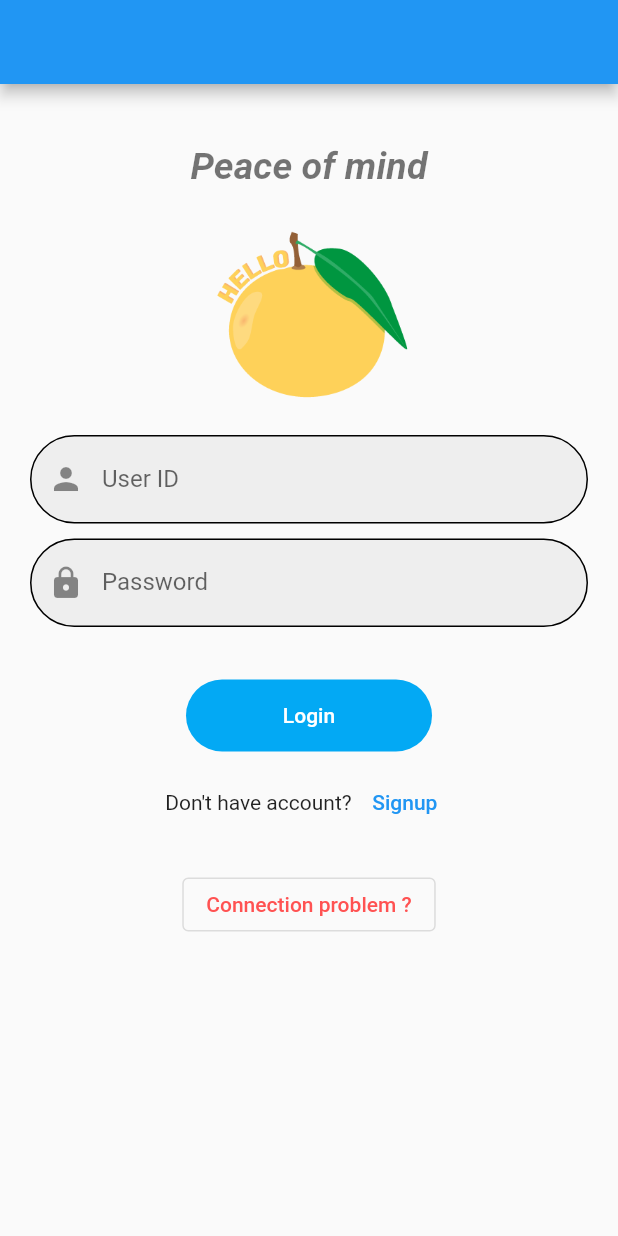
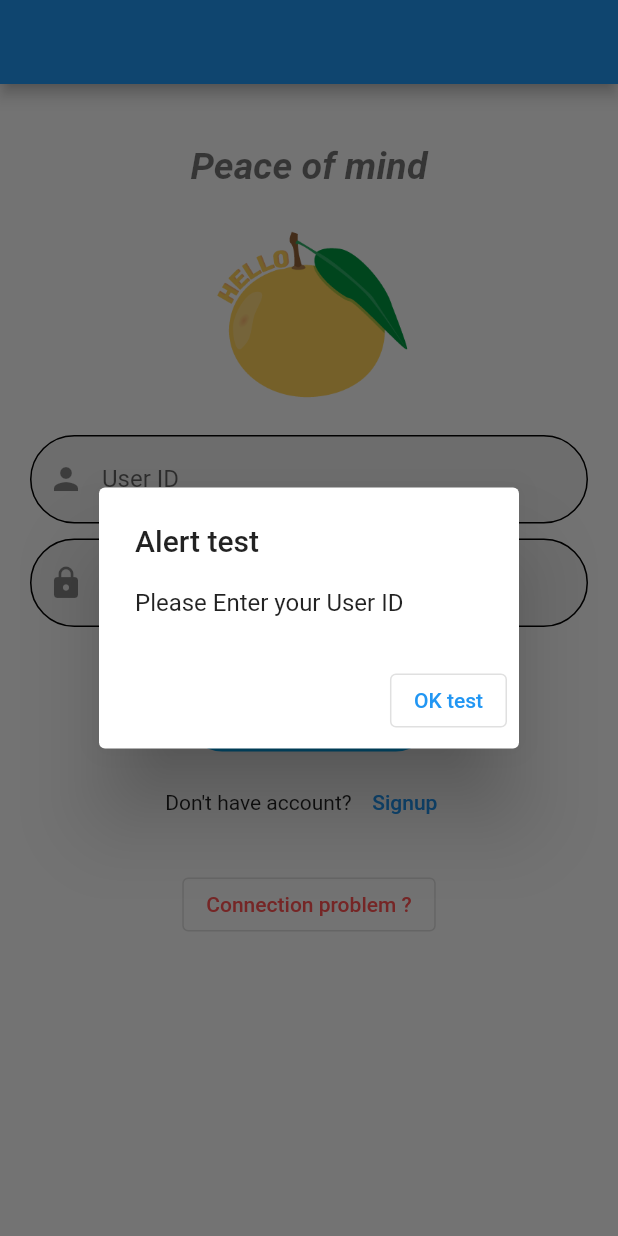
Before and after one commit to ikhlass-hajjam/authentification, a Flutter app: the screen it shows after launch, after a tap on "Login", on a phone screen of 412 x 824 dp. Run offline on Flutter 3.47's test engine with Material 2 defaults, Android fonts, the phone set to English and light mode, and no system bars; our stand-ins replace shared_preferences, sqflite, toast; accounts and stored records are empty.

Commit message:
commit 3 ikhlass

```diff
--- a/lib/Data/dbHelper.dart
+++ b/lib/Data/dbHelper.dart
@@ -7,6 +7,7 @@ import '../Model/UserModel.dart';
 
 
 class DbHelper{
+
   late Database _db;
 
   static const DB_Name='test.db';
@@ -35,9 +36,10 @@ class DbHelper{
     return db;
   }
 
+
   _onCreate(Database db, int intVersion) async{
     await db.execute("CREATE TABLE $Table_User("
-        "$C_UserID TEXT, "
+        "$C_UserID INTEGER, "
         "$C_UserName TEXT, "
         "$C_Email TEXT, "
         "$C_Password TEXT, "
@@ -45,40 +47,67 @@ class DbHelper{
         ")");
   }
 
+
  /*Future<int> saveData(UserModel user) async {
     var dbClient = await db;
     var res = await dbClient.insert(Table_User, user.toMap());
     return res;
   }*/
 
+  /*Future<UserModel> saveData(UserModel user) async {
+   // var dbClient = await db;
+    var dbClient = await initDb();
+    //user.user_id = (await dbClient.insert(Table_User, user.toMap()));
+    user.user_id = (await dbClient.insert(Table_User, user.toMap())).toString();
+    return user;
+  }*/
+
+  /*Future<UserModel> saveData(UserModel user) async {
+    var dbClient = await initDb();
+    return dbClient.insert(Table_User, user.toMap()).then((id) {
+      user.user_id = id.toString();
+      return user;
+    });
+  }*/
+
+
   Future<UserModel> saveData(UserModel user) async {
-    var dbClient = await db;
-    user.user_id = (await dbClient.insert(Table_User, user.toMap())) as String;
+    var dbClient = await initDb();
+
+    // Insert the user into the database
+    int id = await dbClient.insert(Table_User, user.toMap(),
+        conflictAlgorithm: ConflictAlgorithm.replace);
+
+    // Set the user's id to the id of the inserted row
+    user.user_id = id.toString();
     return user;
   }
 
-  Future<UserModel> getLoginUser(String userId, String password) async {
-    var dbClient = await db;
+  Future<UserModel?> getLoginUser(String userId, String password) async {
+    //var dbClient = await db;
+    var dbClient = await initDb();
     var res = await dbClient.rawQuery("SELECT * FROM $Table_User WHERE "
         "$C_UserID = '$userId' AND "
         "$C_Password = '$password'");
 
-    if (res.length > 0) {
+    if (res.isNotEmpty) {
       return UserModel.fromMap(res.first);
     }
-
-    return Future.error('User not found');
+    //return Future.error('User not found');
+    return null;
   }
 
   Future<int> updateUser(UserModel user) async {
-    var dbClient = await db;
+    //var dbClient = await db;
+    var dbClient = await initDb();
     var res = await dbClient.update(Table_User, user.toMap(),
         where: '$C_UserID = ?', whereArgs: [user.user_id]);
     return res;
   }
 
   Future<int> deleteUser(String user_id) async {
-    var dbClient = await db;
+    //var dbClient = await db;
+    var dbClient = await initDb();
     var res = await dbClient
         .delete(Table_User, where: '$C_UserID = ?', whereArgs: [user_id]);
     return res;
--- a/lib/common/comHelper.dart
+++ b/lib/common/comHelper.dart
@@ -2,7 +2,25 @@ import 'package:flutter/material.dart';
 import 'package:toast/toast.dart';
 
 alertDialog(BuildContext context, String msg) {
-  Toast.show(msg,textStyle: context, duration: Toast.lengthLong, gravity:  Toast.bottom);
+  //Toast.show(msg,textStyle: context, duration: Toast.lengthLong, gravity:  Toast.bottom);
+
+  showDialog(
+    context: context,
+    builder: (BuildContext context) {
+      return AlertDialog(
+        title: Text('Alert test'),
+        content: Text(msg),
+        actions: <Widget>[
+          OutlinedButton(
+            onPressed: () {
+              Navigator.of(context).pop();
+            },
+            child: Text('OK test' ),
+          ),
+        ],
+      );
+    },
+  );
 }
 
 
--- a/lib/screens/loginForm.dart
+++ b/lib/screens/loginForm.dart
@@ -35,9 +35,9 @@ class _LoginFormState extends State<LoginForm> {
     String passwd = _conPassword.text;
 
     if (uid.isEmpty) {
-      alertDialog(context, "Please Enter User ID");
+      alertDialog(context, "Please Enter your User ID");
     } else if (passwd.isEmpty) {
-      alertDialog(context, "Please Enter Password");
+      alertDialog(context, "Please Enter your Password");
     } else {
       await dbHelper.getLoginUser(uid, passwd).then((userData) {
         if (userData != null) {
--- a/lib/screens/signupForm.dart
+++ b/lib/screens/signupForm.dart
@@ -42,12 +42,12 @@ class _SignupFormState extends State<SignupForm> {
 
     // confiming the password
 
-    if (form?.validate()==true) {
+    if (_formKey.currentState!.validate()) {
       if (passwd != cpasswd) {
         alertDialog(context, 'Password Mismatch');
         print('ok');
       } else {
-        _formKey?.currentState?.save();
+        _formKey.currentState?.save();
 
         UserModel uModel = UserModel(uid, uname, email, passwd);
         await dbHelper.saveData(uModel).then((userData) {
@@ -55,6 +55,7 @@ class _SignupFormState extends State<SignupForm> {
 
           Navigator.push(
               context, MaterialPageRoute(builder: (_) => LoginForm()));
+
         }).catchError((error) {
           print(error);
           alertDialog(context, "Error: Data Save Fail");
```
Also changed, not shown: lib/screens/homePage.dart (+11 -1 lines).
